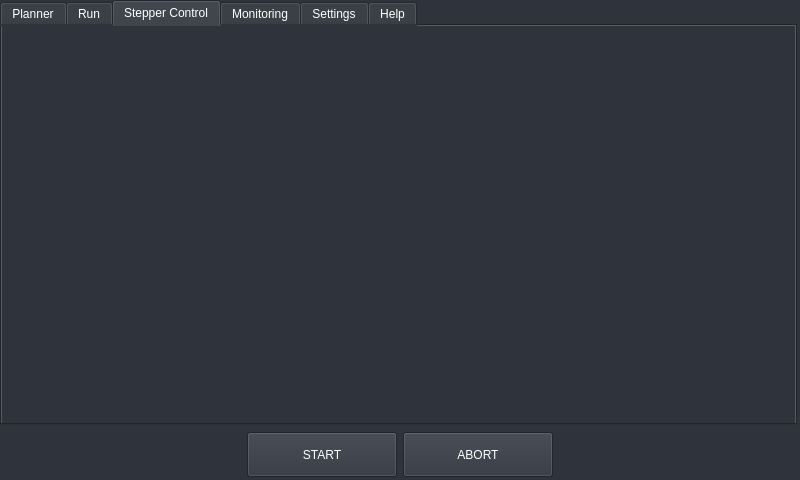
FabriceDessolis/Cell-Stretcher-Control, file ressources/view.ui: the form before one commit.
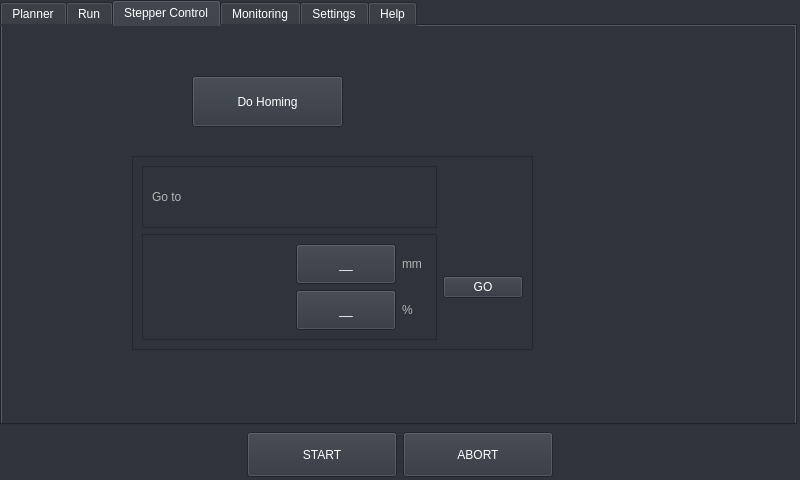
The form after the commit. The open tabs and pages were chosen to show the change. Icons and pictures are not drawn.

Commit message: + stepper ui control, pause resume abort processes

Diff of the .ui file:
```diff
--- a/ressources/view.ui
+++ b/ressources/view.ui
@@ -3353,6 +3353,274 @@
      <attribute name="title">
       <string>Stepper Control</string>
      </attribute>
+     <widget class="QFrame" name="frame_10">
+      <property name="geometry">
+       <rect>
+        <x>130</x>
+        <y>130</y>
+        <width>401</width>
+        <height>194</height>
+       </rect>
+      </property>
+      <property name="frameShape">
+       <enum>QFrame::StyledPanel</enum>
+      </property>
+      <property name="frameShadow">
+       <enum>QFrame::Raised</enum>
+      </property>
+      <layout class="QGridLayout" name="gridLayout_15">
+       <item row="0" column="0">
+        <widget class="QFrame" name="frame_11">
+         <property name="frameShape">
+          <enum>QFrame::StyledPanel</enum>
+         </property>
+         <property name="frameShadow">
+          <enum>QFrame::Raised</enum>
+         </property>
+         <layout class="QHBoxLayout" name="horizontalLayout_28">
+          <item>
+           <widget class="QLabel" name="label_13">
+            <property name="styleSheet">
+             <string notr="true">color : rgb(180, 180, 180);</string>
+            </property>
+            <property name="text">
+             <string>Go to</string>
+            </property>
+           </widget>
+          </item>
+          <item>
+           <spacer name="horizontalSpacer_22">
+            <property name="orientation">
+             <enum>Qt::Horizontal</enum>
+            </property>
+            <property name="sizeHint" stdset="0">
+             <size>
+              <width>40</width>
+              <height>20</height>
+             </size>
+            </property>
+           </spacer>
+          </item>
+         </layout>
+        </widget>
+       </item>
+       <item row="1" column="0">
+        <widget class="QFrame" name="frame_32">
+         <property name="frameShape">
+          <enum>QFrame::StyledPanel</enum>
+         </property>
+         <property name="frameShadow">
+          <enum>QFrame::Raised</enum>
+         </property>
+         <layout class="QGridLayout" name="gridLayout_13">
+          <item row="0" column="0">
+           <spacer name="horizontalSpacer_23">
+            <property name="orientation">
+             <enum>Qt::Horizontal</enum>
+            </property>
+            <property name="sizeHint" stdset="0">
+             <size>
+              <width>98</width>
+              <height>20</height>
+             </size>
+            </property>
+           </spacer>
+          </item>
+          <item row="0" column="1">
+           <widget class="QPushButton" name="pushButton_60">
+            <property name="sizePolicy">
+             <sizepolicy hsizetype="Expanding" vsizetype="Fixed">
+              <horstretch>0</horstretch>
+              <verstretch>0</verstretch>
+             </sizepolicy>
+            </property>
+            <property name="minimumSize">
+             <size>
+              <width>100</width>
+              <height>40</height>
+             </size>
+            </property>
+            <property name="maximumSize">
+             <size>
+              <width>100</width>
+              <height>40</height>
+             </size>
+            </property>
+            <property name="layoutDirection">
+             <enum>Qt::LeftToRight</enum>
+            </property>
+            <property name="styleSheet">
+             <string notr="true"/>
+            </property>
+            <property name="text">
+             <string>__</string>
+            </property>
+            <property name="icon">
+             <iconset>
+              <normaloff>:/icons/index.png</normaloff>:/icons/index.png</iconset>
+            </property>
+            <property name="autoDefault">
+             <bool>false</bool>
+            </property>
+            <property name="default">
+             <bool>false</bool>
+            </property>
+            <property name="flat">
+             <bool>false</bool>
+            </property>
+           </widget>
+          </item>
+          <item row="0" column="2">
+           <widget class="QLabel" name="label_44">
+            <property name="minimumSize">
+             <size>
+              <width>25</width>
+              <height>0</height>
+             </size>
+            </property>
+            <property name="styleSheet">
+             <string notr="true">color : rgb(180, 180, 180);</string>
+            </property>
+            <property name="text">
+             <string>mm</string>
+            </property>
+           </widget>
+          </item>
+          <item row="1" column="0">
+           <spacer name="horizontalSpacer_24">
+            <property name="orientation">
+             <enum>Qt::Horizontal</enum>
+            </property>
+            <property name="sizeHint" stdset="0">
+             <size>
+              <width>98</width>
+              <height>20</height>
+             </size>
+            </property>
+           </spacer>
+          </item>
+          <item row="1" column="1">
+           <widget class="QPushButton" name="pushButton_61">
+            <property name="sizePolicy">
+             <sizepolicy hsizetype="Expanding" vsizetype="Fixed">
+              <horstretch>0</horstretch>
+              <verstretch>0</verstretch>
+             </sizepolicy>
+            </property>
+            <property name="minimumSize">
+             <size>
+              <width>100</width>
+              <height>40</height>
+             </size>
+            </property>
+            <property name="maximumSize">
+             <size>
+              <width>100</width>
+              <height>40</height>
+             </size>
+            </property>
+            <property name="layoutDirection">
+             <enum>Qt::LeftToRight</enum>
+            </property>
+            <property name="styleSheet">
+             <string notr="true"/>
+            </property>
+            <property name="text">
+             <string>__</string>
+            </property>
+            <property name="icon">
+             <iconset>
+              <normaloff>:/icons/index.png</normaloff>:/icons/index.png</iconset>
+            </property>
+            <property name="autoDefault">
+             <bool>false</bool>
+            </property>
+            <property name="default">
+             <bool>false</bool>
+            </property>
+            <property name="flat">
+             <bool>false</bool>
+            </property>
+           </widget>
+          </item>
+          <item row="1" column="2">
+           <widget class="QLabel" name="label_45">
+            <property name="minimumSize">
+             <size>
+              <width>25</width>
+              <height>0</height>
+             </size>
+            </property>
+            <property name="styleSheet">
+             <string notr="true">color : rgb(180, 180, 180);</string>
+            </property>
+            <property name="text">
+             <string>%</string>
+            </property>
+           </widget>
+          </item>
+         </layout>
+        </widget>
+       </item>
+       <item row="1" column="1">
+        <widget class="QPushButton" name="pushButton_stepper_go">
+         <property name="text">
+          <string>GO</string>
+         </property>
+        </widget>
+       </item>
+      </layout>
+     </widget>
+     <widget class="QPushButton" name="pushButton_homing">
+      <property name="geometry">
+       <rect>
+        <x>190</x>
+        <y>50</y>
+        <width>151</width>
+        <height>51</height>
+       </rect>
+      </property>
+      <property name="sizePolicy">
+       <sizepolicy hsizetype="Expanding" vsizetype="Fixed">
+        <horstretch>0</horstretch>
+        <verstretch>0</verstretch>
+       </sizepolicy>
+      </property>
+      <property name="minimumSize">
+       <size>
+        <width>100</width>
+        <height>40</height>
+       </size>
+      </property>
+      <property name="maximumSize">
+       <size>
+        <width>200</width>
+        <height>200</height>
+       </size>
+      </property>
+      <property name="layoutDirection">
+       <enum>Qt::LeftToRight</enum>
+      </property>
+      <property name="styleSheet">
+       <string notr="true"/>
+      </property>
+      <property name="text">
+       <string>Do Homing</string>
+      </property>
+      <property name="icon">
+       <iconset>
+        <normaloff>:/icons/index.png</normaloff>:/icons/index.png</iconset>
+      </property>
+      <property name="autoDefault">
+       <bool>false</bool>
+      </property>
+      <property name="default">
+       <bool>false</bool>
+      </property>
+      <property name="flat">
+       <bool>false</bool>
+      </property>
+     </widget>
     </widget>
     <widget class="QWidget" name="tab_4">
      <attribute name="title">
```
Left out of the diff: 14 changed lines with no effect on the pictures. The commit also changes 10 other files.
